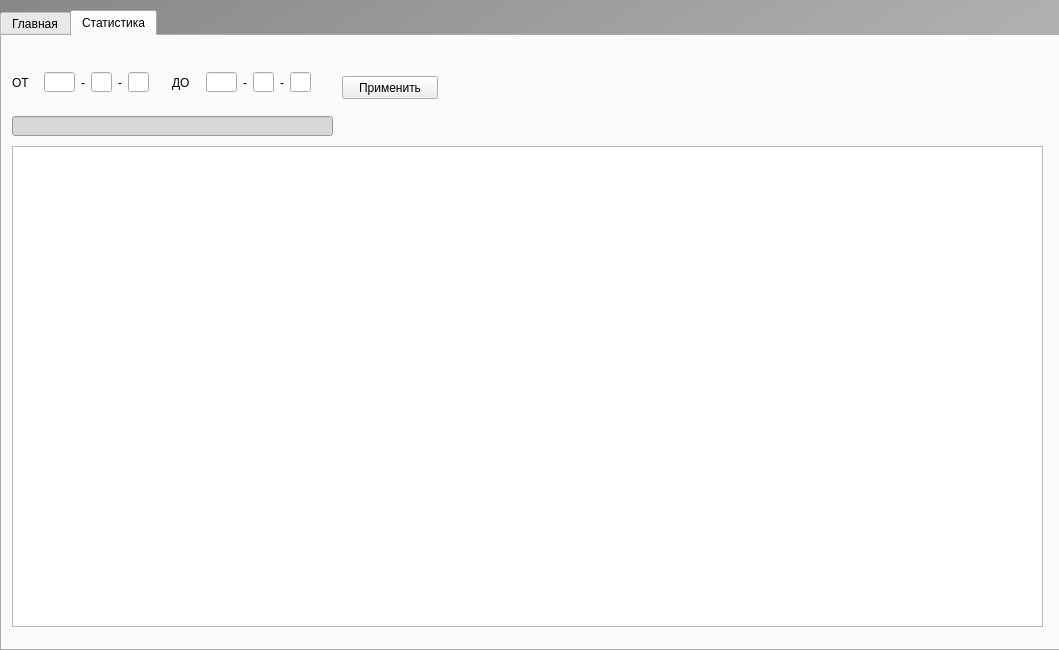
Before: the Qt Designer form first/FormApp.ui in MedvedevIgS/Lab_SUBD, drawn with Qt 5.
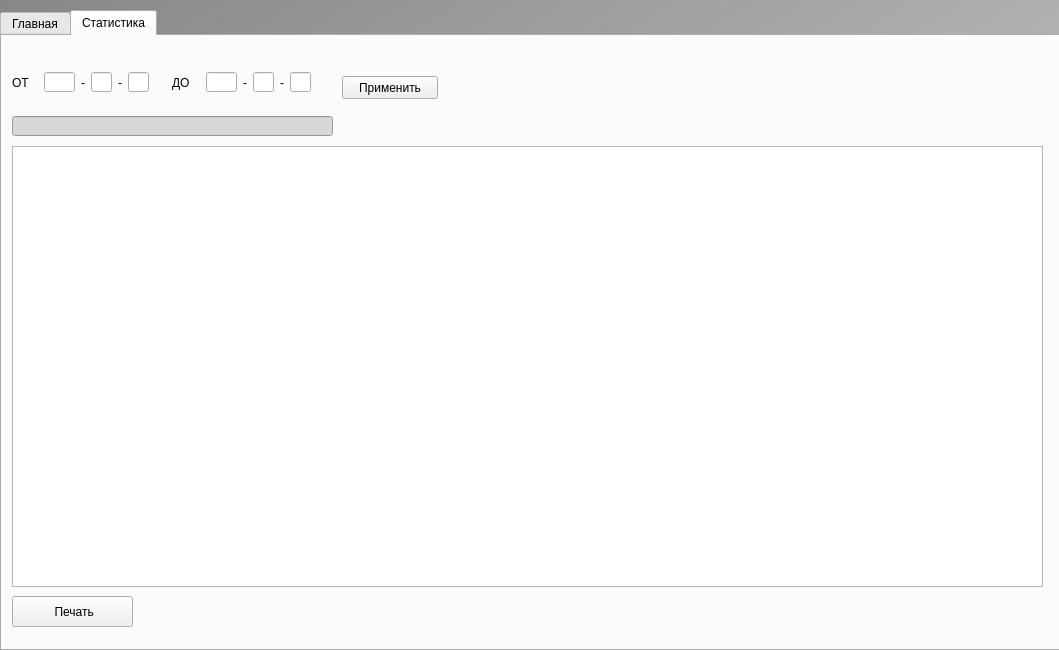
After: the same form once the commit is applied. The open tabs and pages were chosen to show the change.

Commit message: Добавлены кнопки печати отчета

What changed in the file:
```diff
--- a/first/FormApp.ui
+++ b/first/FormApp.ui
@@ -886,7 +886,7 @@
         <x>10</x>
         <y>110</y>
         <width>1031</width>
-        <height>481</height>
+        <height>441</height>
        </rect>
       </property>
      </widget>
@@ -1194,6 +1194,19 @@
        <string>Применить</string>
       </property>
      </widget>
+     <widget class="QPushButton" name="Print_stat">
+      <property name="geometry">
+       <rect>
+        <x>10</x>
+        <y>560</y>
+        <width>121</width>
+        <height>31</height>
+       </rect>
+      </property>
+      <property name="text">
+       <string> Печать</string>
+      </property>
+     </widget>
     </widget>
    </widget>
   </widget>
```
Left out of the diff: 13 changed lines with no effect on the pictures.
